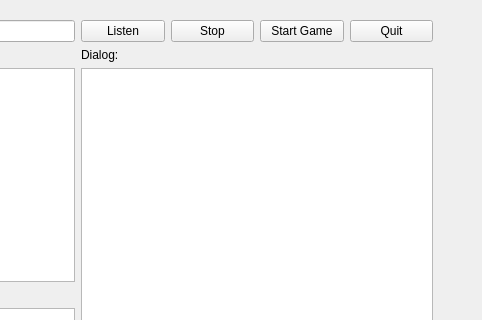
Before: the Qt Designer form USTlord_final/serverwindow.ui in williamlus/COMP2012H_Project, drawn with Qt 5; both pictures show x 318 to 800 and y 0 to 320 of the 800 by 600 pixel window.
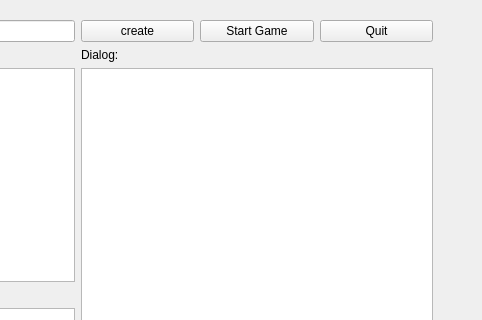
After: the same form once the commit is applied.

```diff
--- a/USTlord_final/serverwindow.ui
+++ b/USTlord_final/serverwindow.ui
@@ -69,14 +69,7 @@
          <item>
           <widget class="QPushButton" name="pushButton_listen">
            <property name="text">
-            <string>Listen</string>
-           </property>
-          </widget>
-         </item>
-         <item>
-          <widget class="QPushButton" name="pushButton_stop">
-           <property name="text">
-            <string>Stop</string>
+            <string>create</string>
            </property>
           </widget>
          </item>
```
Left out of the diff: 4 changed lines with no effect on the pictures.
